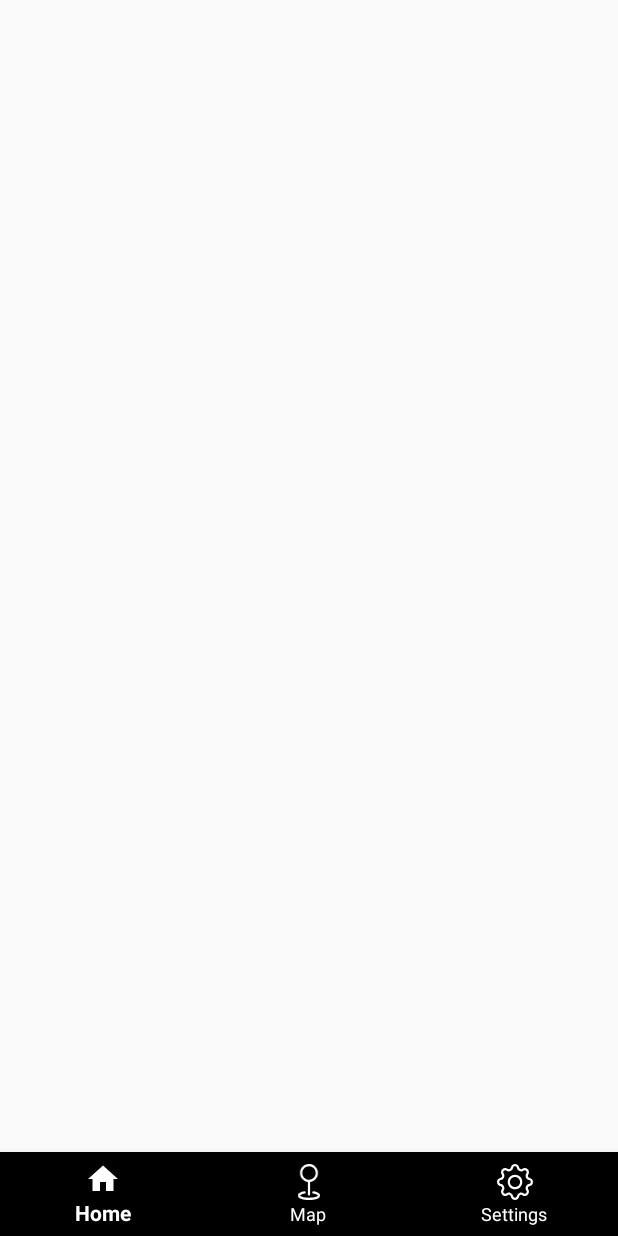
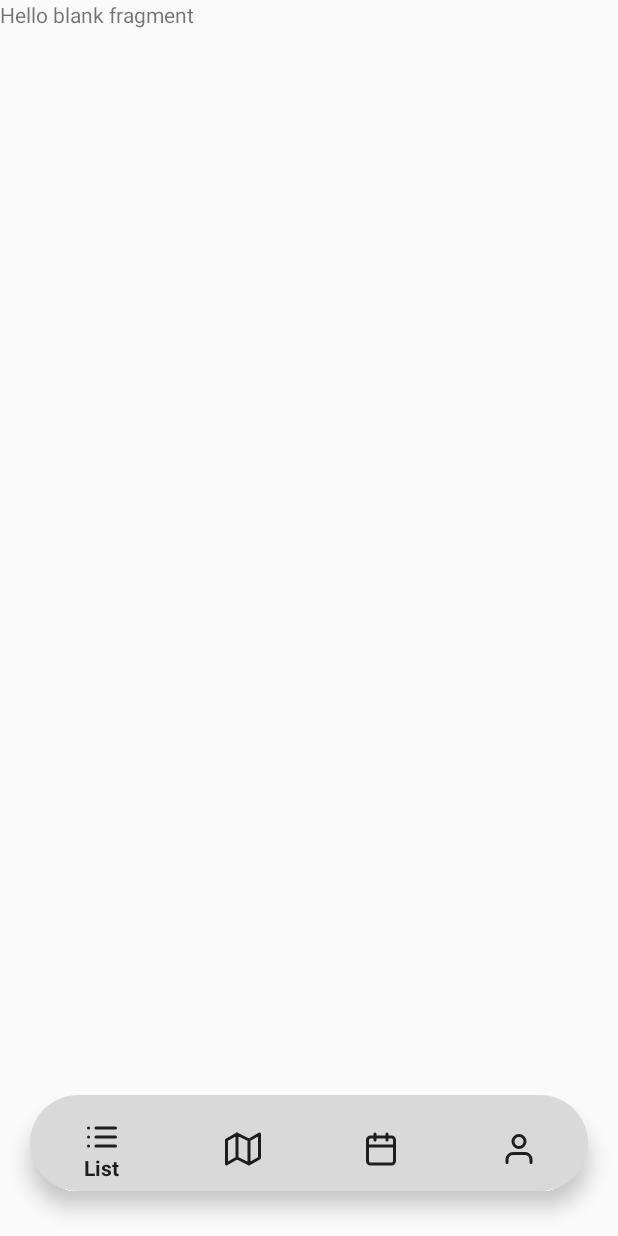
Before and after one commit to El-GuPo/ElGuPo, an Android app: the screen it shows after launch (MainActivity), on a phone screen of 412 x 824 dp. Run offline under Robolectric (Android 15) with nearby library versions, the phone set to English and light mode, and no system bars; libraries missing offline, so code that uses them is left out: com.yandex.mapkit; 1 statement that could not run was skipped.

Commit message:
feature/updated toolbar

```diff
--- a/app/build.gradle.kts
+++ b/app/build.gradle.kts
@@ -53,11 +53,12 @@ dependencies {
     implementation(libs.material)
     implementation(libs.activity)
     implementation(libs.constraintlayout)
+    implementation(libs.mediarouter)
     testImplementation(libs.junit)
     androidTestImplementation(libs.ext.junit)
     androidTestImplementation(libs.espresso.core)
 
-//    implementation("com.yandex.android:maps.mobile:4.5.0-lite")
     implementation ("com.yandex.android:maps.mobile:4.5.0-full")
+    implementation("androidx.mediarouter:mediarouter:1.7.0")
 
 }
--- a/app/src/main/java/com/ru/ami/hse/elgupo/MainActivity.java
+++ b/app/src/main/java/com/ru/ami/hse/elgupo/MainActivity.java
@@ -20,14 +20,16 @@ import androidx.fragment.app.FragmentManager;
 import androidx.fragment.app.FragmentTransaction;
 
 import com.ru.ami.hse.elgupo.databinding.ActivityMainBinding;
-import com.ru.ami.hse.elgupo.ui.HomeFragment;
+import com.ru.ami.hse.elgupo.ui.ListFragment;
 import com.ru.ami.hse.elgupo.ui.MapFragment;
 import com.ru.ami.hse.elgupo.ui.SettingsFragment;
+import com.ru.ami.hse.elgupo.ui.UserFragment;
 import com.yandex.mapkit.MapKitFactory;
 
 public class MainActivity extends AppCompatActivity {
 
     ActivityMainBinding binding;
+    private Fragment currentFragment;
 
     @Override
     protected void onCreate(Bundle savedInstanceState) {
@@ -35,17 +37,19 @@ public class MainActivity extends AppCompatActivity {
         setApiKey(savedInstanceState);
         binding = ActivityMainBinding.inflate(getLayoutInflater());
         setContentView(binding.getRoot());
-        replaceFragment(new HomeFragment());
+        replaceFragment(new ListFragment());
 
         binding.bottomNavigationView.setOnItemSelectedListener(item -> {
             int itemId = item.getItemId();
 
-            if (itemId == R.id.home) {
-                replaceFragment(new HomeFragment());
-            } else if (itemId == R.id.settings) {
+            if (itemId == R.id.button_nav_menu_list) {
+                replaceFragment(new ListFragment());
+            } else if (itemId == R.id.button_nav_menu_settings) {
                 replaceFragment(new SettingsFragment());
-            } else if (itemId == R.id.map) {
+            } else if (itemId == R.id.button_nav_menu_map) {
                 replaceFragment(new MapFragment());
+            } else if(itemId == R.id.button_nav_menu_user){
+                replaceFragment(new UserFragment());
             }
 
             return true;
@@ -53,10 +57,15 @@ public class MainActivity extends AppCompatActivity {
     }
 
     private void replaceFragment(Fragment fragment) {
+        if (currentFragment != null && currentFragment.getClass().equals(fragment.getClass())) {
+            return;
+        }
         FragmentManager fragmentManager = getSupportFragmentManager();
         FragmentTransaction fragmentTransaction = fragmentManager.beginTransaction();
         fragmentTransaction.replace(R.id.frame_layout, fragment);
         fragmentTransaction.commit();
+
+        currentFragment = fragment;
     }
 
     @Override
--- a/app/src/main/java/com/ru/ami/hse/elgupo/ui/HomeFragment.java
+++ b/app/src/main/java/com/ru/ami/hse/elgupo/ui/ListFragment.java
@@ -12,10 +12,10 @@ import com.ru.ami.hse.elgupo.R;
 
 /**
  * A simple {@link Fragment} subclass.
- * Use the {@link HomeFragment#newInstance} factory method to
+ * Use the {@link ListFragment#newInstance} factory method to
  * create an instance of this fragment.
  */
-public class HomeFragment extends Fragment {
+public class ListFragment extends Fragment {
 
     // TODO: Rename parameter arguments, choose names that match
     // the fragment initialization parameters, e.g. ARG_ITEM_NUMBER
@@ -26,7 +26,7 @@ public class HomeFragment extends Fragment {
     private String mParam1;
     private String mParam2;
 
-    public HomeFragment() {
+    public ListFragment() {
         // Required empty public constructor
     }
 
@@ -36,11 +36,11 @@ public class HomeFragment extends Fragment {
      *
      * @param param1 Parameter 1.
      * @param param2 Parameter 2.
-     * @return A new instance of fragment HomeFragment.
+     * @return A new instance of fragment ListFragment.
      */
     // TODO: Rename and change types and number of parameters
-    public static HomeFragment newInstance(String param1, String param2) {
-        HomeFragment fragment = new HomeFragment();
+    public static ListFragment newInstance(String param1, String param2) {
+        ListFragment fragment = new ListFragment();
         Bundle args = new Bundle();
         args.putString(ARG_PARAM1, param1);
         args.putString(ARG_PARAM2, param2);
@@ -61,6 +61,6 @@ public class HomeFragment extends Fragment {
     public View onCreateView(LayoutInflater inflater, ViewGroup container,
                              Bundle savedInstanceState) {
         // Inflate the layout for this fragment
-        return inflater.inflate(R.layout.fragment_home, container, false);
+        return inflater.inflate(R.layout.fragment_list, container, false);
     }
 }
--- a/app/src/main/res/drawable/baseline_home_24.xml
+++ /dev/null
@@ -1,12 +0,0 @@
-<vector xmlns:android="http://schemas.android.com/apk/res/android"
-    android:height="24dp"
-    android:tint="#000000"
-    android:viewportHeight="24"
-    android:viewportWidth="24"
-    android:width="24dp">
-
-    <path
-        android:fillColor="@android:color/white"
-        android:pathData="M10,20v-6h4v6h5v-8h3L12,3 2,12h3v8z" />
-
-</vector>
--- /dev/null
+++ b/app/src/main/res/drawable/calendar.xml
@@ -0,0 +1,13 @@
+<vector xmlns:android="http://schemas.android.com/apk/res/android"
+    android:width="48dp"
+    android:height="48dp"
+    android:viewportWidth="48"
+    android:viewportHeight="48">
+  <path
+      android:pathData="M32,4V12M16,4V12M6,20H42M10,8H38C40.209,8 42,9.791 42,12V40C42,42.209 40.209,44 38,44H10C7.791,44 6,42.209 6,40V12C6,9.791 7.791,8 10,8Z"
+      android:strokeLineJoin="round"
+      android:strokeWidth="4"
+      android:fillColor="#00000000"
+      android:strokeColor="#1E1E1E"
+      android:strokeLineCap="round"/>
+</vector>
--- /dev/null
+++ b/app/src/main/res/drawable/custom_bg.xml
@@ -0,0 +1,7 @@
+<?xml version="1.0" encoding="utf-8"?>
+<shape xmlns:android="http://schemas.android.com/apk/res/android" xmlns:tools="http://schemas.android.com/tools" android:shape="rectangle">
+
+    <solid android:color="@color/toolbar_background" tools:ignore="StateListReachable" />
+    <corners android:radius="100dp"/>
+
+</shape>
--- /dev/null
+++ b/app/src/main/res/drawable/list.xml
@@ -0,0 +1,13 @@
+<vector xmlns:android="http://schemas.android.com/apk/res/android"
+    android:width="48dp"
+    android:height="48dp"
+    android:viewportWidth="48"
+    android:viewportHeight="48">
+  <path
+      android:pathData="M16,12H42M16,24H42M16,36H42M6,12H6.02M6,24H6.02M6,36H6.02"
+      android:strokeLineJoin="round"
+      android:strokeWidth="4"
+      android:fillColor="#00000000"
+      android:strokeColor="#1E1E1E"
+      android:strokeLineCap="round"/>
+</vector>
--- /dev/null
+++ b/app/src/main/res/drawable/map.xml
@@ -0,0 +1,13 @@
+<vector xmlns:android="http://schemas.android.com/apk/res/android"
+    android:width="48dp"
+    android:height="48dp"
+    android:viewportWidth="48"
+    android:viewportHeight="48">
+  <path
+      android:pathData="M16,36L2,44V12L16,4M16,36L32,44M16,36V4M32,44L46,36V4L32,12M32,44V12M32,12L16,4"
+      android:strokeLineJoin="round"
+      android:strokeWidth="4"
+      android:fillColor="#00000000"
+      android:strokeColor="#1E1E1E"
+      android:strokeLineCap="round"/>
+</vector>
--- /dev/null
+++ b/app/src/main/res/drawable/user.xml
@@ -0,0 +1,13 @@
+<vector xmlns:android="http://schemas.android.com/apk/res/android"
+    android:width="48dp"
+    android:height="48dp"
+    android:viewportWidth="48"
+    android:viewportHeight="48">
+  <path
+      android:pathData="M40,42V38C40,35.878 39.157,33.843 37.657,32.343C36.157,30.843 34.122,30 32,30H16C13.878,30 11.843,30.843 10.343,32.343C8.843,33.843 8,35.878 8,38V42M32,14C32,18.418 28.418,22 24,22C19.582,22 16,18.418 16,14C16,9.582 19.582,6 24,6C28.418,6 32,9.582 32,14Z"
+      android:strokeLineJoin="round"
+      android:strokeWidth="4"
+      android:fillColor="#00000000"
+      android:strokeColor="#1E1E1E"
+      android:strokeLineCap="round"/>
+</vector>
--- a/app/src/main/res/layout/activity_main.xml
+++ b/app/src/main/res/layout/activity_main.xml
@@ -7,22 +7,27 @@
     android:layout_height="match_parent"
     tools:context=".MainActivity">
 
+
     <com.google.android.material.bottomnavigation.BottomNavigationView
         android:id="@+id/bottomNavigationView"
         android:layout_width="match_parent"
         android:layout_height="wrap_content"
+        android:background="@drawable/custom_bg"
+        android:paddingTop="8dp"
         app:layout_constraintBottom_toBottomOf="parent"
         app:layout_constraintEnd_toEndOf="parent"
         app:layout_constraintStart_toStartOf="parent"
         app:menu="@menu/bottom_nav_menu"
-        app:itemIconTint="@color/white"
-        app:itemTextColor="@color/white" />
+        app:itemIconTint="@color/toolbar_icon_color"
+        app:itemTextColor="@color/toolbar_icon_color"
+        android:layout_marginHorizontal="20dp"
+        android:layout_marginBottom="30dp"/>
 
     <FrameLayout
         android:id="@+id/frame_layout"
         android:layout_width="0dp"
         android:layout_height="0dp"
-        app:layout_constraintBottom_toTopOf="@+id/bottomNavigationView"
+        app:layout_constraintBottom_toBottomOf="parent"
         app:layout_constraintEnd_toEndOf="parent"
         app:layout_constraintStart_toStartOf="parent"
         app:layout_constraintTop_toTopOf="parent">
--- /dev/null
+++ b/app/src/main/res/layout/fragment_list.xml
@@ -0,0 +1,14 @@
+<?xml version="1.0" encoding="utf-8"?>
+<FrameLayout xmlns:android="http://schemas.android.com/apk/res/android"
+    xmlns:tools="http://schemas.android.com/tools"
+    android:layout_width="match_parent"
+    android:layout_height="match_parent"
+    tools:context=".ui.ListFragment">
+
+    <!-- TODO: Update blank fragment layout -->
+    <TextView
+        android:layout_width="match_parent"
+        android:layout_height="match_parent"
+        android:text="@string/hello_blank_fragment" />
+
+</FrameLayout>
--- a/app/src/main/res/layout/fragment_home.xml
+++ b/app/src/main/res/layout/fragment_user.xml
@@ -3,6 +3,6 @@
     xmlns:tools="http://schemas.android.com/tools"
     android:layout_width="match_parent"
     android:layout_height="match_parent"
-    tools:context=".ui.HomeFragment">
+    tools:context=".ui.UserFragment">
 
 </FrameLayout>
--- a/app/src/main/res/menu/bottom_nav_menu.xml
+++ b/app/src/main/res/menu/bottom_nav_menu.xml
@@ -1,16 +1,23 @@
 <?xml version="1.0" encoding="utf-8"?>
-<menu xmlns:android="http://schemas.android.com/apk/res/android">
+<menu xmlns:tools="http://schemas.android.com/tools"
+    xmlns:app="http://schemas.android.com/apk/res-auto"
+    xmlns:android="http://schemas.android.com/apk/res/android">
 
     <item
-        android:id="@+id/home"
-        android:title="Home"
-        android:icon="@drawable/baseline_home_24" />
+        android:id="@+id/button_nav_menu_list"
+        android:title="List"
+        android:icon="@drawable/list" />
     <item
-        android:id="@+id/map"
+        android:id="@+id/button_nav_menu_map"
         android:title="Map"
-        android:icon="@drawable/white_map" />
+        android:icon="@drawable/map" />
     <item
-        android:id="@+id/settings"
-        android:title="Settings"
-        android:icon="@drawable/gear" />
+        android:id="@+id/button_nav_menu_settings"
+        android:title="Calendar"
+        android:icon="@drawable/calendar" />
+
+    <item
+        android:id="@+id/button_nav_menu_user"
+        android:title="User"
+        android:icon="@drawable/user"/>
 </menu>
--- a/app/src/main/res/values/colors.xml
+++ b/app/src/main/res/values/colors.xml
@@ -2,5 +2,7 @@
 <resources>
     <color name="black">#FF000000</color>
     <color name="white">#FFFFFFFF</color>
-    <color name="toolbar_icon_color">#FFFFFF</color>
+    <color name="toolbar_icon_color">#1E1E1E</color>
+    <color name="button_color">#D9D9D9</color>
+    <color name="toolbar_background">#D9D9D9</color>
 </resources>
--- a/gradle/libs.versions.toml
+++ b/gradle/libs.versions.toml
@@ -7,6 +7,7 @@ appcompat = "1.7.0"
 material = "1.12.0"
 activity = "1.10.1"
 constraintlayout = "2.2.1"
+mediarouter = "1.3.1"
 
 [libraries]
 junit = { group = "junit", name = "junit", version.ref = "junit" }
@@ -16,6 +17,7 @@ appcompat = { group = "androidx.appcompat", name = "appcompat", version.ref = "a
 material = { group = "com.google.android.material", name = "material", version.ref = "material" }
 activity = { group = "androidx.activity", name = "activity", version.ref = "activity" }
 constraintlayout = { group = "androidx.constraintlayout", name = "constraintlayout", version.ref = "constraintlayout" }
+mediarouter = { group = "androidx.mediarouter", name = "mediarouter", version.ref = "mediarouter" }
 
 [plugins]
 android-application = { id = "com.android.application", version.ref = "agp" }
```
Also changed, not shown: app/src/main/java/com/ru/ami/hse/elgupo/map/MapWindow.java (+36 -8 lines), app/src/main/java/com/ru/ami/hse/elgupo/ui/UserFragment.java (added, +66 -0 lines).
